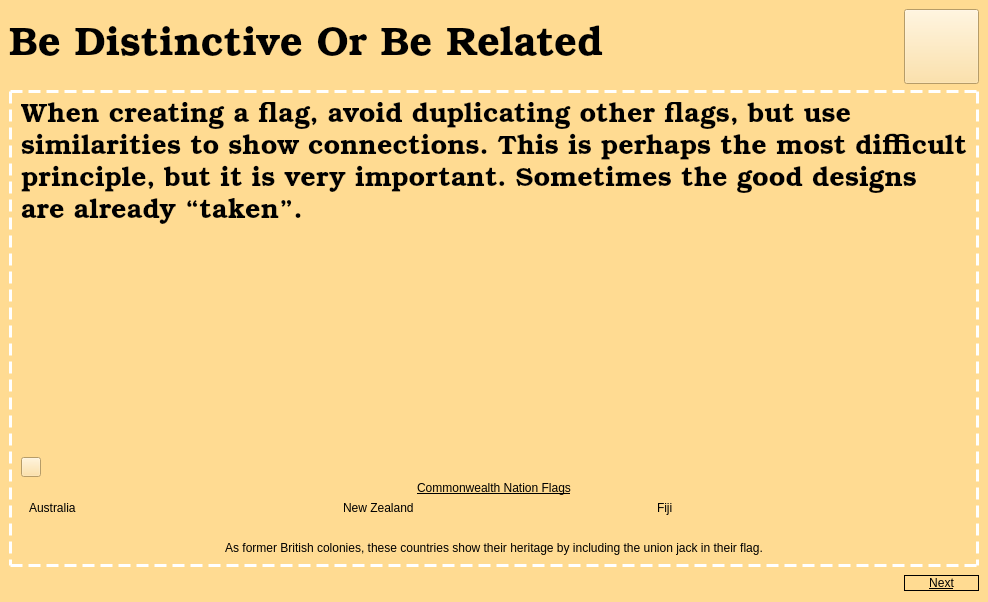
Before: the Qt Designer form bedistinctiveorrelatedlesson.ui in zxjorge/EDApp, drawn with Qt 5.
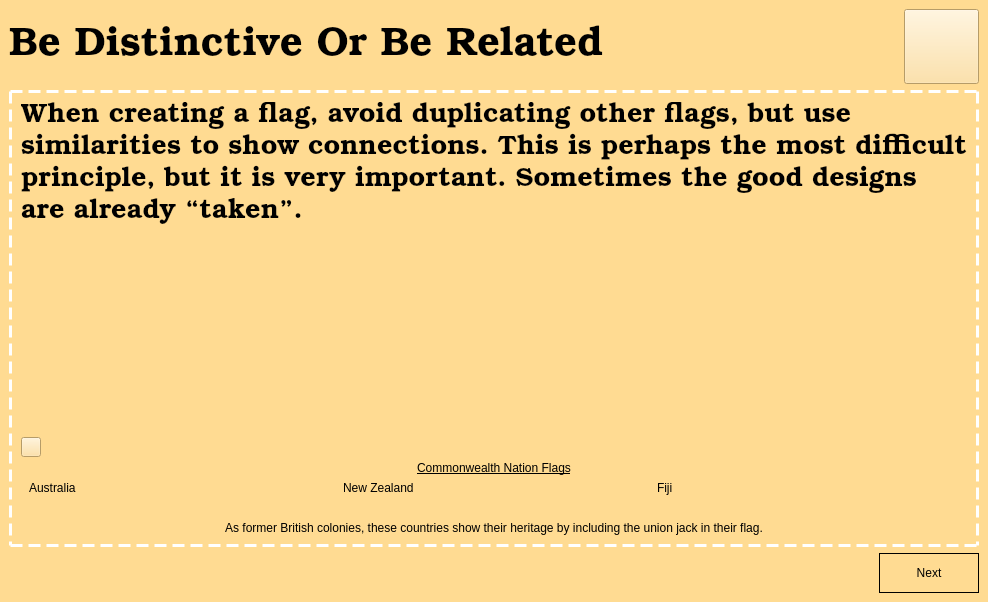
After: the same form once the commit is applied. The open tabs and pages were chosen to show the change. Icons and pictures are not drawn.

```diff
--- a/bedistinctiveorrelatedlesson.ui
+++ b/bedistinctiveorrelatedlesson.ui
@@ -335,13 +335,12 @@
            <widget class="QPushButton" name="nextButton">
             <property name="minimumSize">
              <size>
-              <width>75</width>
-              <height>0</height>
+              <width>100</width>
+              <height>40</height>
              </size>
             </property>
             <property name="styleSheet">
-             <string notr="true">text-decoration: underline; 
-font: 9pt &quot;Arial Narrow&quot;;
+             <string notr="true">font: 300 14pt &quot;Bookman Old Style&quot;;
 background-color: transparent;
 border: 1px solid black;</string>
             </property>
```
Left out of the diff: 2 changed lines with no effect on the pictures.
